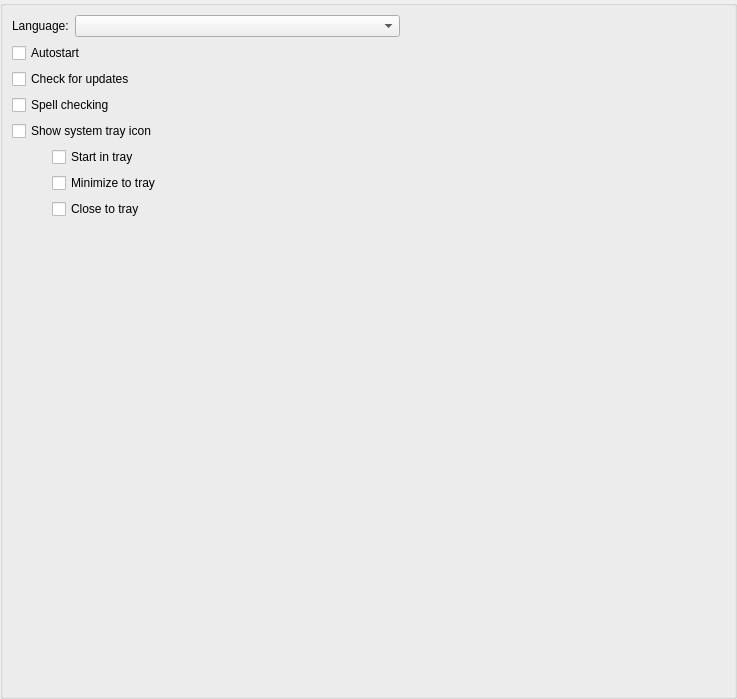
okstar-org/ok-msg-desktop, file src/UI/window/config/settings/src/GeneralForm.ui: the form before one commit.
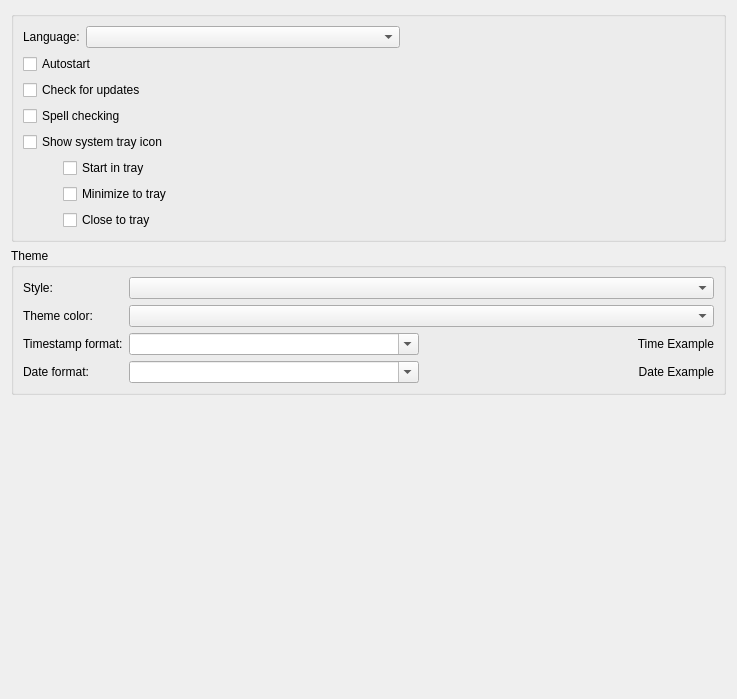
The form after the commit.

Commit message: 在系统语言设置界面添加主题设置模块

Diff of the .ui file:
```diff
--- a/src/UI/window/config/settings/src/GeneralForm.ui
+++ b/src/UI/window/config/settings/src/GeneralForm.ui
@@ -25,29 +25,16 @@
   <property name="windowTitle">
    <string notr="true">Form</string>
   </property>
-  <layout class="QVBoxLayout" name="verticalLayout_2">
-      <property name="spacing">
-          <number>0</number>
-      </property>
-   <property name="leftMargin">
-       <number>0</number>
-   </property>
-   <property name="topMargin">
-       <number>0</number>
-   </property>
-   <property name="rightMargin">
-       <number>0</number>
-   </property>
-   <property name="bottomMargin">
-       <number>0</number>
-   </property>
+  <layout class="QGridLayout" name="gridLayout_2">
+   <item row="0" column="0">
+    <layout class="QVBoxLayout" name="verticalLayout">
    <item>
        <widget class="QGroupBox" name="generalGroup">
            <property name="title">
                <string/>
            </property>
-           <layout class="QVBoxLayout" name="verticalLayout_3">
-               <item>
+       <layout class="QGridLayout" name="gridLayout">
+        <item row="0" column="0">
                    <layout class="QHBoxLayout" name="generalLayout">
                        <item>
                            <widget class="QLabel" name="transLabel">
@@ -87,7 +74,7 @@
                        </item>
                    </layout>
                </item>
-               <item>
+        <item row="1" column="0">
                    <layout class="QVBoxLayout" name="startupLayout">
                        <item>
                            <widget class="QCheckBox" name="cbAutorun">
@@ -108,7 +95,7 @@
                        </item>
                    </layout>
                </item>
-               <item>
+        <item row="2" column="0">
                    <layout class="QVBoxLayout" name="verticalLayout_6">
                        <item>
                            <widget class="QCheckBox" name="cbSpellChecking">
@@ -196,6 +183,129 @@
                        </item>
                    </layout>
                </item>
+       </layout>
+      </widget>
+     </item>
+     <item>
+      <widget class="QGroupBox" name="themeGroupBox">
+       <property name="title">
+        <string>Theme</string>
+       </property>
+       <layout class="QFormLayout" name="formLayout">
+        <property name="fieldGrowthPolicy">
+         <enum>QFormLayout::AllNonFixedFieldsGrow</enum>
+        </property>
+        <property name="topMargin">
+         <number>9</number>
+        </property>
+        <property name="bottomMargin">
+         <number>9</number>
+        </property>
+        <item row="3" column="0">
+         <widget class="QLabel" name="styleLabel">
+          <property name="text">
+           <string>Style:</string>
+          </property>
+         </widget>
+        </item>
+        <item row="3" column="1">
+         <widget class="QComboBox" name="styleBrowser">
+          <property name="sizePolicy">
+           <sizepolicy hsizetype="Expanding" vsizetype="Fixed">
+            <horstretch>0</horstretch>
+            <verstretch>0</verstretch>
+           </sizepolicy>
+          </property>
+         </widget>
+        </item>
+        <item row="4" column="0">
+         <widget class="QLabel" name="themeColorLabel">
+          <property name="text">
+           <string>Theme color:</string>
+          </property>
+         </widget>
+        </item>
+        <item row="4" column="1">
+         <widget class="QComboBox" name="themeColorCBox">
+          <property name="sizePolicy">
+           <sizepolicy hsizetype="Expanding" vsizetype="Fixed">
+            <horstretch>0</horstretch>
+            <verstretch>0</verstretch>
+           </sizepolicy>
+          </property>
+         </widget>
+        </item>
+        <item row="5" column="1">
+         <layout class="QHBoxLayout" name="horizontalLayout_2">
+          <item>
+           <widget class="QComboBox" name="timestamp">
+            <property name="sizePolicy">
+             <sizepolicy hsizetype="Preferred" vsizetype="Fixed">
+              <horstretch>0</horstretch>
+              <verstretch>0</verstretch>
+             </sizepolicy>
+            </property>
+            <property name="editable">
+             <bool>true</bool>
+            </property>
+            <property name="insertPolicy">
+             <enum>QComboBox::NoInsert</enum>
+            </property>
+           </widget>
+          </item>
+          <item>
+           <widget class="QLabel" name="timeExample">
+            <property name="text">
+             <string notr="true">Time Example</string>
+            </property>
+            <property name="alignment">
+             <set>Qt::AlignRight|Qt::AlignTrailing|Qt::AlignVCenter</set>
+            </property>
+           </widget>
+          </item>
+         </layout>
+        </item>
+        <item row="5" column="0">
+         <widget class="QLabel" name="timestampLabel">
+          <property name="text">
+           <string>Timestamp format:</string>
+          </property>
+         </widget>
+        </item>
+        <item row="7" column="1">
+         <layout class="QHBoxLayout" name="horizontalLayout_3">
+          <item>
+           <widget class="QComboBox" name="dateFormats">
+            <property name="editable">
+             <bool>true</bool>
+            </property>
+            <property name="insertPolicy">
+             <enum>QComboBox::NoInsert</enum>
+            </property>
+           </widget>
+          </item>
+          <item>
+           <widget class="QLabel" name="dateExample">
+            <property name="text">
+             <string notr="true">Date Example</string>
+            </property>
+            <property name="alignment">
+             <set>Qt::AlignRight|Qt::AlignTrailing|Qt::AlignVCenter</set>
+            </property>
+           </widget>
+          </item>
+         </layout>
+        </item>
+        <item row="7" column="0">
+         <widget class="QLabel" name="dateformatLabel">
+          <property name="text">
+           <string>Date format:</string>
+          </property>
+         </widget>
+        </item>
+       </layout>
+      </widget>
+     </item>
                <item>
                    <spacer name="verticalSpacer">
                        <property name="orientation">
@@ -210,7 +320,6 @@
                    </spacer>
                </item>
            </layout>
-    </widget>
    </item>
   </layout>
  </widget>
```
Left out of the diff: 12 changed lines with no effect on the pictures. Lines whose indentation alone changed are shown as unchanged.
